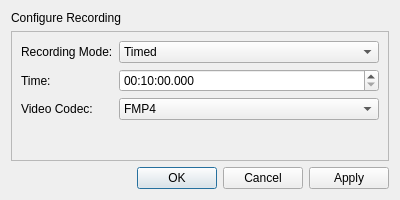
First picture: the form in ui/DConfigureRecording.ui, repository ETHZ-INS/Grimace-Box-Recorder, before the edit.
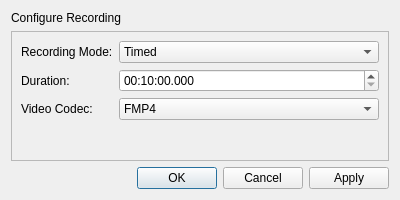
Second picture: the form after the edit.

```diff
--- a/ui/DConfigureRecording.ui
+++ b/ui/DConfigureRecording.ui
@@ -81,7 +81,7 @@
       <item row="1" column="0">
        <widget class="QLabel" name="label_3">
         <property name="text">
-         <string>Time:</string>
+         <string>Duration:</string>
         </property>
        </widget>
       </item>
```
Left out of the diff: 6 changed lines with no effect on the pictures.
